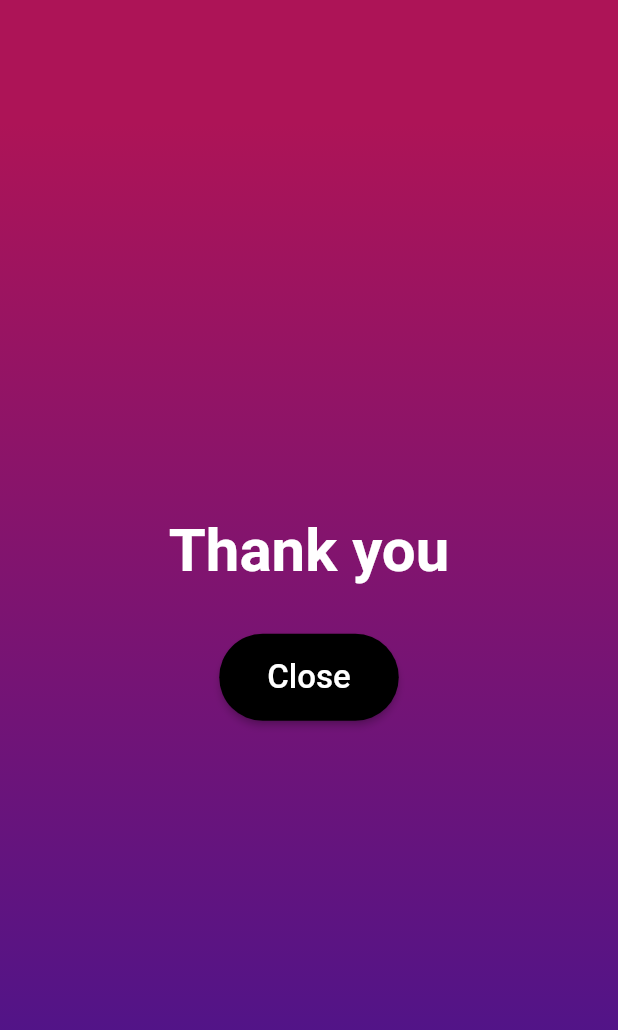
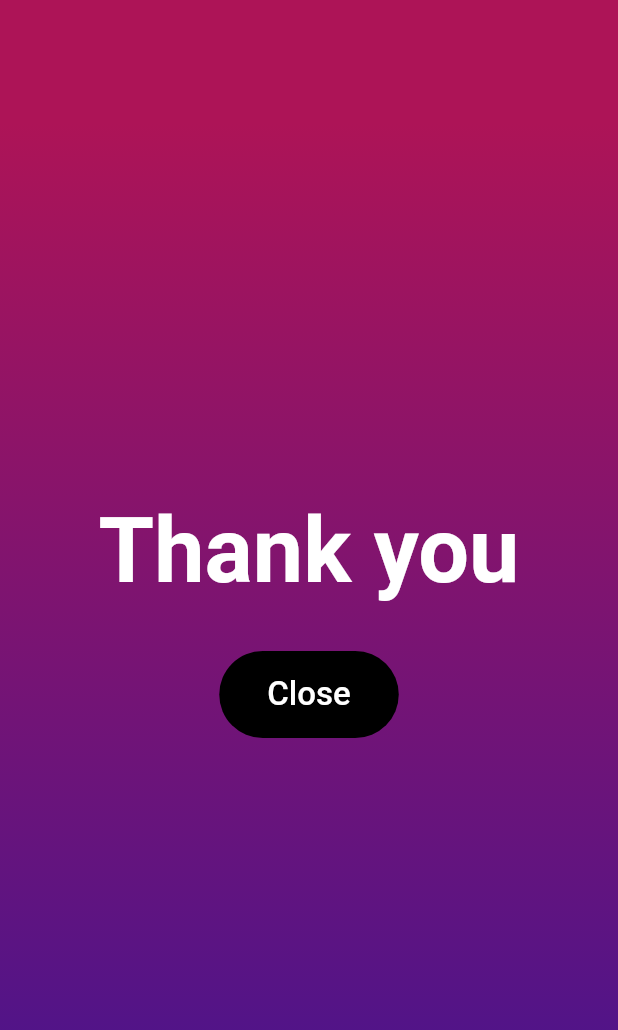
Before and after one commit to anoochit/flutter_restroom_rate, a Flutter app: the screen it shows after launch, after a tap on the "sentiment neutral" icon, on a phone screen of 412 x 824 dp. Shown: the top 1030 px of the screen. Run offline on Flutter 3.47's test engine with Material 2 defaults, Android fonts, the phone set to English and light mode, and no system bars.

Commit message:
add blank action

```diff
--- a/lib/thankyou.dart
+++ b/lib/thankyou.dart
@@ -40,14 +40,14 @@ class _ThankyouPageState extends State<ThankyouPage> {
                 Text(
                   "Thank you",
                   style: TextStyle(
-                      fontSize: 40,
+                      fontSize: 60,
                       fontWeight: FontWeight.w600,
                       color: Colors.white),
                 ),
                 SizedBox(
                   height: 32.0,
                 ),
-                RaisedButton(
+                FlatButton(
                   textColor: Colors.white,
                   color: Colors.black,
                   child: Padding(
```
Also changed, not shown: lib/main.dart (+12 -2 lines).
